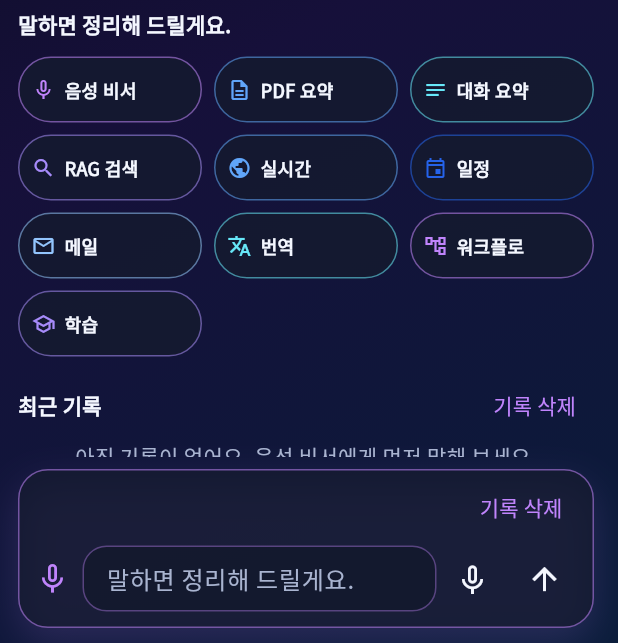
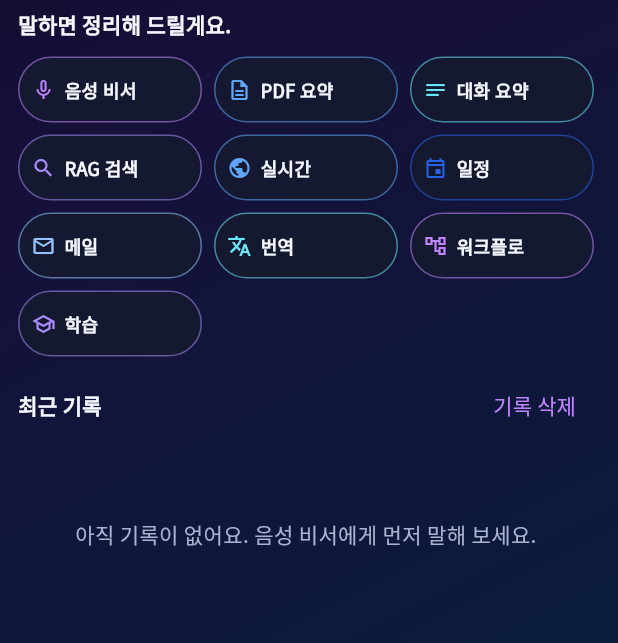
Before and after one commit to nfriend02/mybvoice_secretary, a Flutter app: the screen it shows after launch, on a phone screen of 412 x 824 dp, the part 593-1236 px from its top. Run offline on Flutter 3.47's test engine with Material 3 defaults, Android fonts, the phone set to English and light mode, and no system bars; our stand-ins replace cloud_firestore, file_picker, firebase_auth, firebase_core, flutter_dotenv, go_router and 2 more; missing offline and left inert: dart:js_interop; accounts and stored records are empty; network calls fail.

Commit message:
Move each screen's input above its history and drop the shared voice bar.
Co-authored-by: Cursor <cursoragent@cursor.com>

```diff
--- a/lib/shared/layouts/app_shell.dart
+++ b/lib/shared/layouts/app_shell.dart
@@ -7,7 +7,6 @@ import '../config/breakpoints.dart';
 import '../config/nav_catalog.dart';
 import '../widgets/secretary_logo.dart';
 import '../widgets/theme_toggle_button.dart';
-import '../widgets/voice_dock.dart';
 
 /// Desktop (≥769): left sidebar + main content.
 /// Mobile (≤768): two rows of tabs, then the main content.
@@ -273,7 +272,6 @@ class _Stage extends StatelessWidget {
             ],
           ),
           Expanded(child: child),
-          const VoiceDock(),
         ],
       ),
     );
--- a/lib/shared/widgets/voice_dock.dart
+++ /dev/null
@@ -1,114 +0,0 @@
-import 'package:flutter/material.dart';
-import 'package:go_router/go_router.dart';
-import 'package:google_fonts/google_fonts.dart';
-import 'package:provider/provider.dart';
-
-import '../../app/theme/app_theme.dart';
-import '../../features/voice_chat/domain/speech_capture.dart';
-import '../../services/secretary_session.dart';
-import 'feature_scaffold.dart';
-
-/// Fixed voice entry shown on every screen.
-class VoiceDock extends StatefulWidget {
-  const VoiceDock({super.key});
-
-  @override
-  State<VoiceDock> createState() => _VoiceDockState();
-}
-
-class _VoiceDockState extends State<VoiceDock> {
-  final _controller = TextEditingController();
-  bool _busy = false;
-
-  @override
-  void dispose() {
-    _controller.dispose();
-    super.dispose();
-  }
-
-  Future<void> _submit(String raw) async {
-    final text = raw.trim();
-    if (text.isEmpty || _busy) return;
-    setState(() => _busy = true);
-    final outcome = await context.read<SecretarySession>().applyCommand(text);
-    if (!mounted) return;
-    _controller.clear();
-    setState(() => _busy = false);
-    context.go(outcome.route);
-    ScaffoldMessenger.of(context)
-        .showSnackBar(SnackBar(content: Text(outcome.message)));
-  }
-
-  Future<void> _listen() async {
-    setState(() => _busy = true);
-    final transcript = await listenOnce();
-    if (!mounted) return;
-    setState(() => _busy = false);
-    if (transcript == null || transcript.trim().isEmpty) {
-      ScaffoldMessenger.of(
-        context,
-      ).showSnackBar(const SnackBar(content: Text('이 화면에서는 아래 칸에 입력해 주세요.')));
-      return;
-    }
-    _controller.text = transcript;
-    await _submit(transcript);
-  }
-
-  @override
-  Widget build(BuildContext context) {
-    return Container(
-      key: const Key('voice-dock'),
-      margin: const EdgeInsets.only(top: 8),
-      padding: const EdgeInsets.fromLTRB(10, 0, 8, 8),
-      decoration: AppTheme.card(),
-      child: Column(
-        crossAxisAlignment: CrossAxisAlignment.stretch,
-        children: [
-          const Align(
-            alignment: Alignment.centerRight,
-            child: RecordDeleteButton(),
-          ),
-          Row(
-            children: [
-              const Icon(Icons.mic_none, color: AppTheme.neon),
-              const SizedBox(width: 8),
-              Expanded(
-                child: TextField(
-                  controller: _controller,
-                  minLines: 1,
-                  maxLines: 2,
-                  style: GoogleFonts.notoSansKr(color: AppTheme.ink),
-                  decoration: const InputDecoration(
-                    hintText: '말하면 정리해 드릴게요.',
-                    isDense: true,
-                    contentPadding: EdgeInsets.symmetric(
-                      horizontal: 12,
-                      vertical: 10,
-                    ),
-                  ),
-                  onSubmitted: _submit,
-                ),
-              ),
-              IconButton(
-                tooltip: '음성 입력',
-                onPressed: _busy ? null : _listen,
-                icon: const Icon(Icons.keyboard_voice_outlined),
-              ),
-              IconButton(
-                tooltip: '보내기',
-                onPressed: _busy ? null : () => _submit(_controller.text),
-                icon: _busy
-                    ? const SizedBox(
-                        width: 18,
-                        height: 18,
-                        child: CircularProgressIndicator(strokeWidth: 2),
-                      )
-                    : const Icon(Icons.arrow_upward),
-              ),
-            ],
-          ),
-        ],
-      ),
-    );
-  }
-}
```
Also changed, not shown: lib/shared/widgets/conversation_box.dart (+9 -9 lines), 1 other file.
